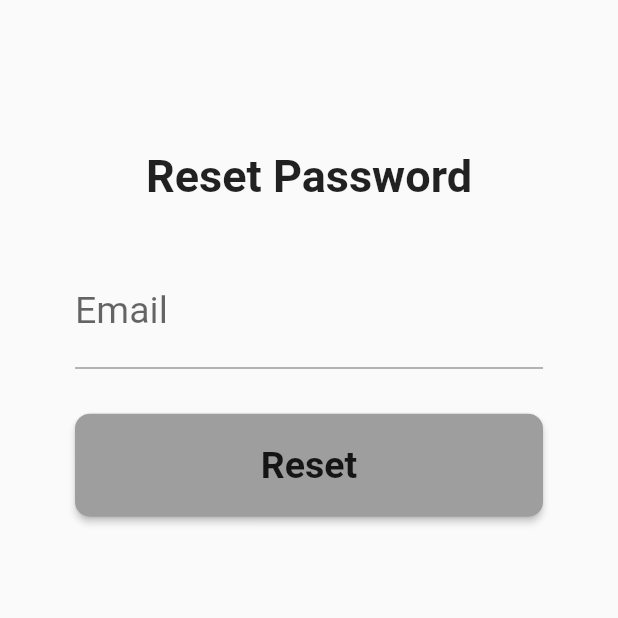
After one commit to Alonmgk/hotel4u, a Flutter app: the screen it shows after launch, after a tap on "Login", after a tap on "Forgot Password", on a phone screen of 412 x 824 dp, the top half of it. The commit adds this screen. Run offline on Flutter 3.47's test engine with Material 2 defaults, Android fonts, the light colour scheme and no system bars; our stand-ins replace auto_size_text, cloud_firestore, firebase_auth, firebase_storage, flutter_rating, fluttertoast and 3 more; accounts and stored records are empty; network calls fail.

Commit message:
Commit 11-04-2020

```diff
--- /dev/null
+++ b/lib/Screens/forgotpassword.dart
@@ -0,0 +1,118 @@
+import 'package:firebase_auth/firebase_auth.dart';
+import 'package:flutter/material.dart';
+import 'package:hotel_hunter/Models/appConstants.dart';
+import 'package:hotel_hunter/Models/data.dart';
+import 'package:hotel_hunter/Models/userObjects.dart';
+import 'guestHomePage.dart';
+import 'signUpPage.dart';
+import 'package:fluttertoast/fluttertoast.dart';
+
+
+enum AuthFormType { signIn, signUp, reset }
+
+class Forgotpassword extends StatefulWidget {
+
+  static final String routeName = '/passwordresetPageRoute';
+
+
+  final AuthFormType authFormType;
+  Forgotpassword({Key key,@required this.authFormType}) : super(key: key);
+
+  @override
+  _ForgotpasswordState createState() => _ForgotpasswordState();
+}
+
+class _ForgotpasswordState extends State<Forgotpassword> {
+
+
+
+  Future sendPasswordResetEmail(String email) async {
+    return FirebaseAuth.instance.sendPasswordResetEmail(email: email).
+    catchError((e){
+      Fluttertoast.showToast(msg: "Email-id Not Exist",);
+
+      print(e.details);
+    });
+  }
+
+
+  TextEditingController _emailController = TextEditingController();
+  AuthFormType authFormType;
+
+  @override
+  Widget build(BuildContext context) {
+    return Scaffold(
+      body: SingleChildScrollView(
+        child: Padding(
+          padding: const EdgeInsets.fromLTRB(50, 100, 50, 0),
+          child: Center(
+            child: Column(
+              mainAxisAlignment: MainAxisAlignment.start,
+              children: <Widget>[
+                Text(
+                  'Reset Password',
+                  style: TextStyle(
+                    fontWeight: FontWeight.bold,
+                    fontSize: 30.0,
+                  ),
+                  textAlign: TextAlign.center,
+                ),
+
+                Padding(
+                  padding: const EdgeInsets.only(top: 35.0),
+                  child: TextFormField(
+                    decoration: InputDecoration(
+                        labelText: 'Email'
+                    ),
+                    style: TextStyle(
+                      fontSize: 25.0,
+                    ),
+                    validator: (text) {
+                      if (!text.contains('@')) {
+                        return 'Please enter a valid email';
+                      }
+                      return null;
+                    },
+                    controller: _emailController,
+                  ),
+                ),
+
+
+                Padding(
+                  padding: const EdgeInsets.only(top: 30.0),
+                  child: MaterialButton(
+                    onPressed: () {
+                      if(_emailController.text==null || _emailController.text==""){
+                        Fluttertoast.showToast(msg: "Email-Id Can't be Blank",);
+
+                      }
+                      else {
+                        //Fluttertoast.showToast(msg: "Successful",);
+
+                        sendPasswordResetEmail(_emailController.text
+                            .toString());
+                      }
+                      },
+                    child: Text(
+                      'Reset',
+                      style: TextStyle(
+                        fontWeight: FontWeight.bold,
+                        fontSize: 25.0,
+                      ),
+                    ),
+                    color: Colors.grey,
+                    height: MediaQuery.of(context).size.height / 12,
+                    minWidth: double.infinity,
+                    shape: RoundedRectangleBorder(
+                      borderRadius: BorderRadius.circular(10),
+                    ),
+                  ),
+                ),
+              ],
+            ),
+          ),
+        ),
+      ),
+    );
+  }
+}
--- a/lib/Screens/loginPage.dart
+++ b/lib/Screens/loginPage.dart
@@ -5,18 +5,29 @@ import 'package:hotel_hunter/Models/data.dart';
 import 'package:hotel_hunter/Models/userObjects.dart';
 import 'guestHomePage.dart';
 import 'signUpPage.dart';
+import 'package:fluttertoast/fluttertoast.dart';
+import 'forgotpassword.dart';
+
+
+enum AuthFormType { signIn, signUp, reset }
 
 class LoginPage extends StatefulWidget {
 
+  final AuthFormType authFormType;
+
+
   static final String routeName = '/loginPageRoute';
 
-  LoginPage({Key key}) : super(key: key);
+  LoginPage({Key key,@required this.authFormType}) : super(key: key);
 
   @override
   _LoginPageState createState() => _LoginPageState();
 }
 
 class _LoginPageState extends State<LoginPage> {
+
+  AuthFormType authFormType;
+
 
   final _formKey = GlobalKey<FormState>();
   TextEditingController _emailController = TextEditingController();
@@ -33,7 +44,7 @@ class _LoginPageState extends State<LoginPage> {
     }
   }
 
-  void _login() {
+  void _login() async{
     if (_formKey.currentState.validate()) {
       String email = _emailController.text;
       String password = _passwordController.text;
@@ -41,14 +52,24 @@ class _LoginPageState extends State<LoginPage> {
         email: email,
         password: password,
       ).then((firebaseUser) {
-        String userID = firebaseUser.uid;
+        String userID = firebaseUser.user.uid;
         AppConstants.currentUser = User(id: userID);
         AppConstants.currentUser.getPersonalInfoFromFirestore().whenComplete(() {
           Navigator.pushNamed(context, GuestHomePage.routeName);
         });
+
+      }).catchError((e){
+        Fluttertoast.showToast(msg: "Email-id Not Exist Or Incorrect Password",);
+
+        print(e.details);
       });
     }
+
   }
+
+
+
+
 
   @override
   Widget build(BuildContext context) {
@@ -154,6 +175,16 @@ class _LoginPageState extends State<LoginPage> {
                     ),
                   ),
                 ),
+
+                GestureDetector(onTap:(){
+                  Navigator.pushNamed(context, Forgotpassword.routeName);
+
+                },child: Padding(
+                  padding: const EdgeInsets.all(15.0),
+                  child: Container(child: Text("Forgot Password",style: TextStyle(
+                    fontSize: 16
+                  ),)),
+                ))
               ],
             ),
           ),
@@ -161,4 +192,5 @@ class _LoginPageState extends State<LoginPage> {
       ),
     );
   }
+
 }
--- a/lib/main.dart
+++ b/lib/main.dart
@@ -13,7 +13,7 @@ import 'Screens/loginPage.dart';
 import 'Screens/personalInfoPage.dart';
 import 'Screens/signUpPage.dart';
 import 'Screens/viewProfilePage.dart';
-
+import 'Screens/forgotpassword.dart';
 void main() => runApp(MyApp());
 
 class MyApp extends StatelessWidget {
@@ -35,6 +35,7 @@ class MyApp extends StatelessWidget {
         ConversationPage.routeName: (context) => ConversationPage(),
         HostHomePage.routeName: (context) => HostHomePage(),
         CreatePostingPage.routeName: (context) => CreatePostingPage(),
+        Forgotpassword.routeName: (context) => Forgotpassword(),
       },
     );
   }
--- a/pubspec.yaml
+++ b/pubspec.yaml
@@ -28,11 +28,12 @@ dependencies:
   google_maps_flutter: ^0.5.21
   geolocator: ^5.1.3
   firebase_core: ^0.4.0+1
-  firebase_auth: ^0.11.1+3
+  firebase_auth: ^0.15.4
   cloud_firestore: ^0.12.7+1
   firebase_storage: ^3.0.4
   image_picker: ^0.6.1+4
   fluttertoast: ^3.1.3
+  shared_preferences: ^0.5.6+2
 dev_dependencies:
   flutter_test:
     sdk: flutter
```
Also changed, not shown: lib/Models/messagingObjects.dart (+10 -0 lines), lib/Screens/signUpPage.dart (+6 -2 lines), lib/Views/listWidgets.dart (+26 -8 lines), pubspec.lock, 1 other file.
